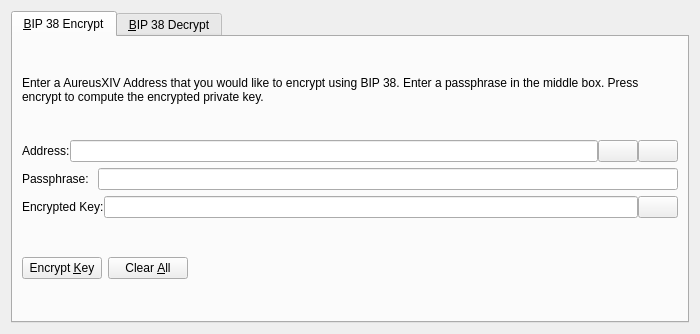
Before: the Qt Designer form src/qt/forms/bip38tooldialog.ui in wqking-misc/AureusXIV, drawn with Qt 5.
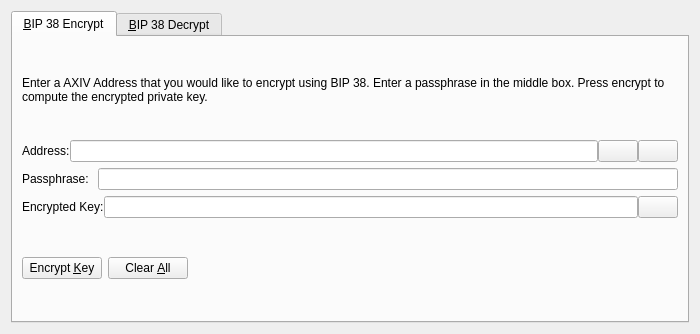
After: the same form once the commit is applied. The open tabs and pages were chosen to show the change. Icons and pictures are not drawn. Custom widgets are drawn as their Qt base class.

Commit message: Rebrand Aureusxiv to AXIV

Patch:
```diff
--- a/src/qt/forms/bip38tooldialog.ui
+++ b/src/qt/forms/bip38tooldialog.ui
@@ -30,7 +30,7 @@
        <item>
         <widget class="QLabel" name="infoLabel_ENC">
          <property name="text">
-          <string>Enter a AureusXIV Address that you would like to encrypt using BIP 38. Enter a passphrase in the middle box. Press encrypt to compute the encrypted private key.</string>
+          <string>Enter a AXIV Address that you would like to encrypt using BIP 38. Enter a passphrase in the middle box. Press encrypt to compute the encrypted private key.</string>
          </property>
          <property name="textFormat">
           <enum>Qt::PlainText</enum>
```
Left out of the diff: 24 changed lines with no effect on the pictures. The commit also changes 298 other files.
